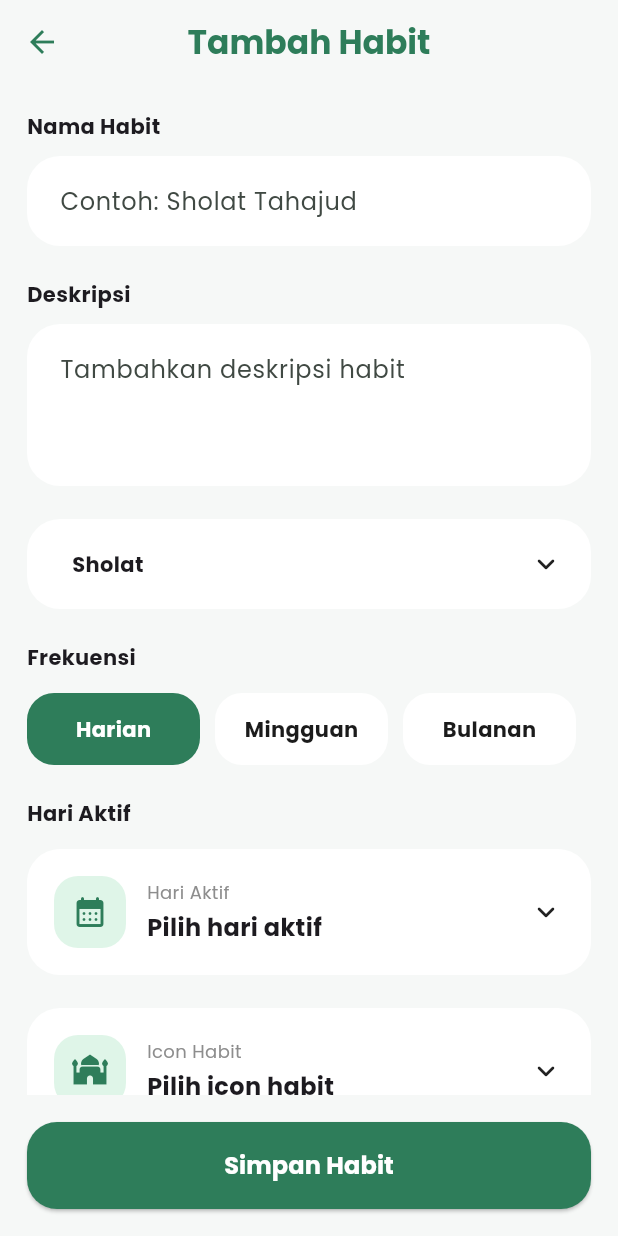
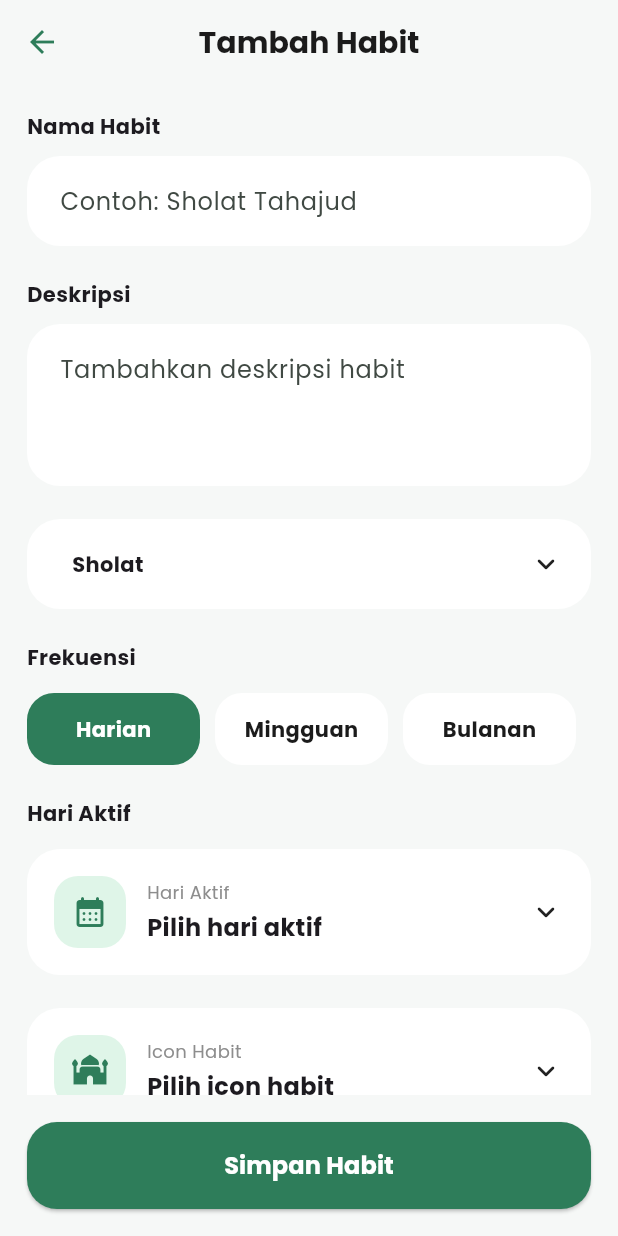
Before and after one commit to jihan-nurlita/muslim-journey, a Flutter app: the AddTargetPage screen opened directly, on a phone screen of 412 x 824 dp. Run offline on Flutter 3.47's test engine with Material 3 defaults, Android fonts, the light colour scheme and no system bars; our stand-ins replace audioplayers, dio, flutter_local_notifications, geolocator, google_fonts, hijri and 4 more; missing offline and left inert: flutter_qiblah; accounts and stored records are empty; network calls fail.

Commit message:
Update Quran app

```diff
--- a/lib/pages/target/add_target_page.dart
+++ b/lib/pages/habit/add_target_page.dart
@@ -562,7 +562,8 @@ class _AddTargetPageState extends State<AddTargetPage> {
         title: const Text(
           'Tambah Habit',
           style: TextStyle(
-            color: AppColors.primary,
+            color: AppColors.black,
+            fontSize: 20,
             fontWeight: FontWeight.bold,
           ),
         ),
--- a/lib/pages/habit/habit_page.dart
+++ b/lib/pages/habit/habit_page.dart
@@ -5,7 +5,7 @@ import 'package:muslim_journey/pages/habit/calendar_habit_page.dart';
 import 'package:muslim_journey/pages/home/home_page.dart';
 import 'package:muslim_journey/pages/notification/notification_page.dart';
 import 'package:muslim_journey/pages/profile/profile_page.dart';
-import 'package:muslim_journey/pages/target/add_target_page.dart';
+import 'package:muslim_journey/pages/habit/add_target_page.dart';
 import 'package:muslim_journey/pages/target/data/target_data.dart';
 import 'package:muslim_journey/pages/target/target_page.dart';
 import 'package:shared_preferences/shared_preferences.dart';
```
